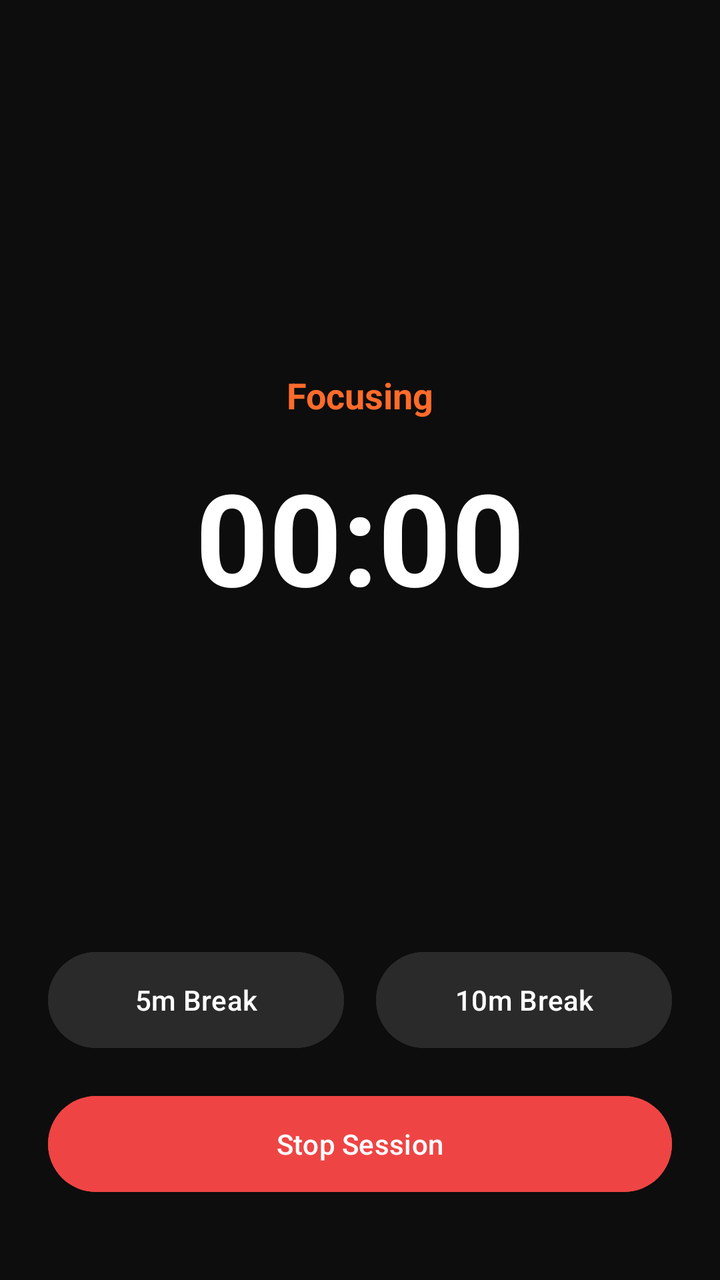
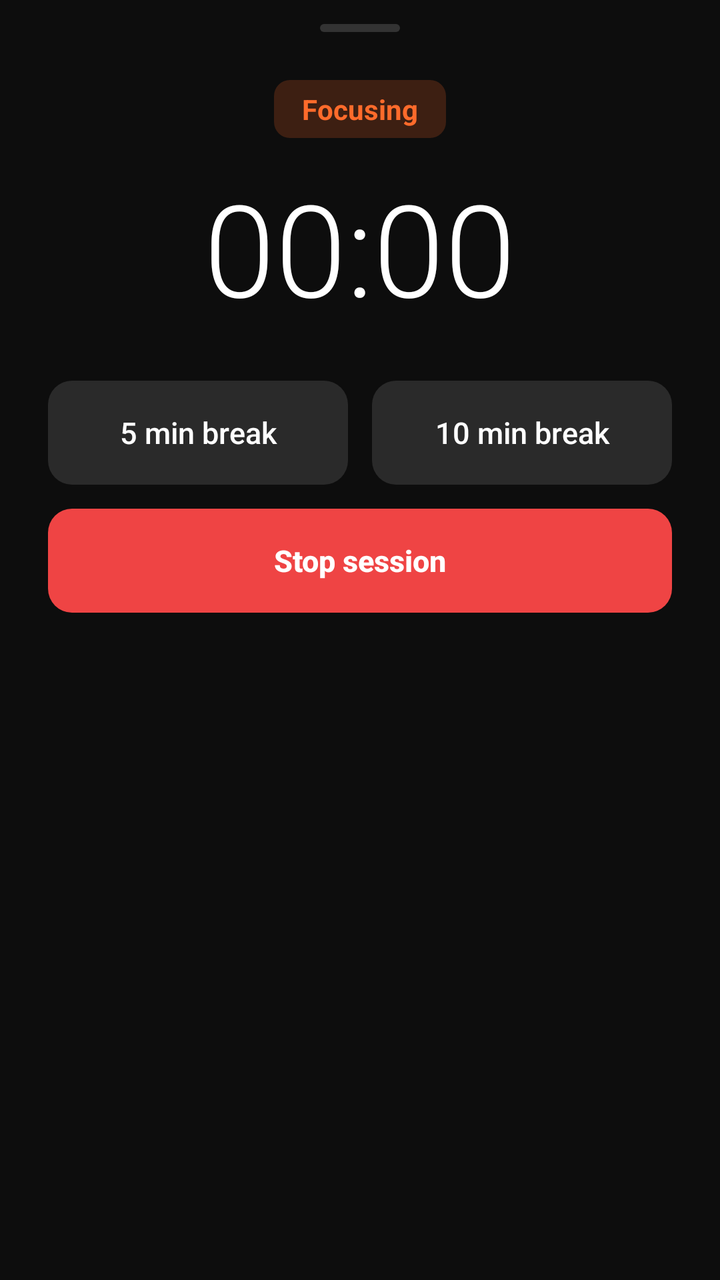

Compare the two renders of this Android layout. The source of the first and the diff that turns it into the second are given below.
<!-- AndroidManifest.xml: application theme Theme.Tether -->
<!-- res/layout/fragment_timer_control.xml -->
<?xml version="1.0" encoding="utf-8"?>
<androidx.constraintlayout.widget.ConstraintLayout xmlns:android="http://schemas.android.com/apk/res/android"
    xmlns:app="http://schemas.android.com/apk/res-auto"
    android:layout_width="match_parent"
    android:layout_height="wrap_content"
    android:background="@color/colorBackground"
    android:padding="24dp">

    <TextView
        android:id="@+id/tvPhaseLabel"
        android:layout_width="wrap_content"
        android:layout_height="wrap_content"
        android:text="Focusing"
        android:textColor="@color/colorAccent"
        android:textSize="18sp"
        android:textStyle="bold"
        app:layout_constraintBottom_toTopOf="@+id/tvTimerDisplay"
        app:layout_constraintEnd_toEndOf="parent"
        app:layout_constraintStart_toStartOf="parent"
        app:layout_constraintTop_toTopOf="parent"
        app:layout_constraintVertical_chainStyle="packed" />

    <TextView
        android:id="@+id/tvTimerDisplay"
        android:layout_width="wrap_content"
        android:layout_height="wrap_content"
        android:layout_marginTop="16dp"
        android:text="00:00"
        android:textColor="@color/colorTextPrimary"
        android:textSize="64sp"
        android:textStyle="bold"
        app:layout_constraintBottom_toTopOf="@+id/layoutBreakOptions"
        app:layout_constraintEnd_toEndOf="parent"
        app:layout_constraintStart_toStartOf="parent"
        app:layout_constraintTop_toBottomOf="@+id/tvPhaseLabel" />

    <Button
        android:id="@+id/btnStop"
        android:layout_width="0dp"
        android:layout_height="56dp"
        android:layout_marginBottom="16dp"
        android:backgroundTint="#EF4444"
        android:text="Stop Session"
        android:textColor="@color/colorTextPrimary"
        app:layout_constraintBottom_toBottomOf="parent"
        app:layout_constraintEnd_toEndOf="parent"
        app:layout_constraintStart_toStartOf="parent" />

    <LinearLayout
        android:id="@+id/layoutBreakOptions"
        android:layout_width="match_parent"
        android:layout_height="wrap_content"
        android:layout_marginTop="16dp"
        android:layout_marginBottom="16dp"
        android:orientation="horizontal"
        app:layout_constraintBottom_toTopOf="@+id/btnStop"
        app:layout_constraintEnd_toEndOf="parent"
        app:layout_constraintStart_toStartOf="parent">

        <Button
            android:id="@+id/btnBreak5"
            android:layout_width="0dp"
            android:layout_height="56dp"
            android:layout_marginEnd="8dp"
            android:layout_weight="1"
            android:backgroundTint="@color/elevated"
            android:text="5m Break"
            android:textColor="@color/colorTextPrimary" />

        <Button
            android:id="@+id/btnBreak10"
            android:layout_width="0dp"
            android:layout_height="56dp"
            android:layout_marginStart="8dp"
            android:layout_weight="1"
            android:backgroundTint="@color/elevated"
            android:text="10m Break"
            android:textColor="@color/colorTextPrimary" />
    </LinearLayout>

</androidx.constraintlayout.widget.ConstraintLayout>
<!-- resources referenced by this layout -->
<resources>
  <color name="colorAccent">#FF6B2B</color>
  <color name="colorBackground">#0D0D0D</color>
  <color name="colorTextPrimary">#FFFFFF</color>
  <color name="elevated">#2A2A2A</color>
  <style name="Theme.Tether" parent="Theme.Material3.Dark.NoActionBar">
          
          <item name="android:windowBackground">@color/colorBackground</item>
          <item name="colorPrimary">@color/colorAccent</item>
          <item name="colorSurface">@color/colorSurface</item>
          <item name="colorOnSurface">@color/colorTextPrimary</item>
  
          <item name="android:statusBarColor">@color/colorBackground</item>
          <item name="android:navigationBarColor">@color/colorBackground</item>
      </style>
  <color name="colorSurface">#1A1A1A</color>
</resources>

<!-- the commit's change to res/layout/fragment_timer_control.xml (unified diff, before → after) -->
@@ -1,81 +1,85 @@
 <?xml version="1.0" encoding="utf-8"?>
-<androidx.constraintlayout.widget.ConstraintLayout xmlns:android="http://schemas.android.com/apk/res/android"
-    xmlns:app="http://schemas.android.com/apk/res-auto"
+<LinearLayout xmlns:android="http://schemas.android.com/apk/res/android"
     android:layout_width="match_parent"
     android:layout_height="wrap_content"
-    android:background="@color/colorBackground"
-    android:padding="24dp">
+    android:gravity="center_horizontal"
+    android:orientation="vertical"
+    android:paddingHorizontal="24dp"
+    android:paddingBottom="24dp">
+
+    <View
+        android:layout_width="40dp"
+        android:layout_height="4dp"
+        android:layout_marginTop="12dp"
+        android:background="@drawable/bg_drag_handle" />
 
     <TextView
         android:id="@+id/tvPhaseLabel"
         android:layout_width="wrap_content"
         android:layout_height="wrap_content"
+        android:layout_marginTop="24dp"
+        android:background="@drawable/bg_icon_container_accent"
+        android:paddingHorizontal="14dp"
+        android:paddingVertical="5dp"
         android:text="Focusing"
         android:textColor="@color/colorAccent"
-        android:textSize="18sp"
-        android:textStyle="bold"
-        app:layout_constraintBottom_toTopOf="@+id/tvTimerDisplay"
-        app:layout_constraintEnd_toEndOf="parent"
-        app:layout_constraintStart_toStartOf="parent"
-        app:layout_constraintTop_toTopOf="parent"
-        app:layout_constraintVertical_chainStyle="packed" />
+        android:textSize="14sp"
+        android:textStyle="bold" />
 
     <TextView
         android:id="@+id/tvTimerDisplay"
         android:layout_width="wrap_content"
         android:layout_height="wrap_content"
-        android:layout_marginTop="16dp"
+        android:layout_marginTop="12dp"
+        android:fontFamily="sans-serif-light"
         android:text="00:00"
         android:textColor="@color/colorTextPrimary"
-        android:textSize="64sp"
-        android:textStyle="bold"
-        app:layout_constraintBottom_toTopOf="@+id/layoutBreakOptions"
-        app:layout_constraintEnd_toEndOf="parent"
-        app:layout_constraintStart_toStartOf="parent"
-        app:layout_constraintTop_toBottomOf="@+id/tvPhaseLabel" />
-
-    <Button
-        android:id="@+id/btnStop"
-        android:layout_width="0dp"
-        android:layout_height="56dp"
-        android:layout_marginBottom="16dp"
-        android:backgroundTint="#EF4444"
-        android:text="Stop Session"
-        android:textColor="@color/colorTextPrimary"
-        app:layout_constraintBottom_toBottomOf="parent"
-        app:layout_constraintEnd_toEndOf="parent"
-        app:layout_constraintStart_toStartOf="parent" />
+        android:textSize="64sp" />
 
     <LinearLayout
         android:id="@+id/layoutBreakOptions"
         android:layout_width="match_parent"
         android:layout_height="wrap_content"
-        android:layout_marginTop="16dp"
-        android:layout_marginBottom="16dp"
-        android:orientation="horizontal"
-        app:layout_constraintBottom_toTopOf="@+id/btnStop"
-        app:layout_constraintEnd_toEndOf="parent"
-        app:layout_constraintStart_toStartOf="parent">
+        android:layout_marginTop="24dp"
+        android:orientation="horizontal">
 
-        <Button
+        <android.widget.Button
             android:id="@+id/btnBreak5"
             android:layout_width="0dp"
-            android:layout_height="56dp"
-            android:layout_marginEnd="8dp"
+            android:layout_height="52dp"
+            android:layout_marginEnd="6dp"
             android:layout_weight="1"
-            android:backgroundTint="@color/elevated"
-            android:text="5m Break"
-            android:textColor="@color/colorTextPrimary" />
+            android:background="@drawable/bg_button_secondary"
+            android:stateListAnimator="@null"
+            android:text="5 min break"
+            android:textAllCaps="false"
+            android:textColor="@color/colorTextPrimary"
+            android:textSize="15sp" />
 
-        <Button
+        <android.widget.Button
             android:id="@+id/btnBreak10"
             android:layout_width="0dp"
-            android:layout_height="56dp"
-            android:layout_marginStart="8dp"
+            android:layout_height="52dp"
+            android:layout_marginStart="6dp"
             android:layout_weight="1"
-            android:backgroundTint="@color/elevated"
-            android:text="10m Break"
-            android:textColor="@color/colorTextPrimary" />
+            android:background="@drawable/bg_button_secondary"
+            android:stateListAnimator="@null"
+            android:text="10 min break"
+            android:textAllCaps="false"
+            android:textColor="@color/colorTextPrimary"
+            android:textSize="15sp" />
     </LinearLayout>
 
-</androidx.constraintlayout.widget.ConstraintLayout>
+    <android.widget.Button
+        android:id="@+id/btnStop"
+        android:layout_width="match_parent"
+        android:layout_height="52dp"
+        android:layout_marginTop="12dp"
+        android:background="@drawable/bg_button_danger"
+        android:stateListAnimator="@null"
+        android:text="Stop session"
+        android:textAllCaps="false"
+        android:textColor="@color/colorTextPrimary"
+        android:textSize="15sp"
+        android:textStyle="bold" />
+</LinearLayout>
<!-- resource entries referenced after the edit -->
@@ -3,7 +3,34 @@
   <color name="colorAccent">#FF6B2B</color>
   <color name="colorBackground">#0D0D0D</color>
   <color name="colorTextPrimary">#FFFFFF</color>
-  <color name="elevated">#2A2A2A</color>
+  <!-- drawable bg_button_danger (drawable) -->
+  <?xml version="1.0" encoding="utf-8"?>
+  <shape xmlns:android="http://schemas.android.com/apk/res/android"
+      android:shape="rectangle">
+      <solid android:color="@color/colorDanger" />
+      <corners android:radius="12dp" />
+  </shape>
+  <!-- drawable bg_button_secondary (drawable) -->
+  <?xml version="1.0" encoding="utf-8"?>
+  <shape xmlns:android="http://schemas.android.com/apk/res/android"
+      android:shape="rectangle">
+      <solid android:color="@color/colorElevated" />
+      <corners android:radius="12dp" />
+  </shape>
+  <!-- drawable bg_drag_handle (drawable) -->
+  <?xml version="1.0" encoding="utf-8"?>
+  <shape xmlns:android="http://schemas.android.com/apk/res/android"
+      android:shape="rectangle">
+      <solid android:color="#333333" />
+      <corners android:radius="4dp" />
+  </shape>
+  <!-- drawable bg_icon_container_accent (drawable) -->
+  <?xml version="1.0" encoding="utf-8"?>
+  <shape xmlns:android="http://schemas.android.com/apk/res/android"
+      android:shape="rectangle">
+      <solid android:color="#33FF6B2B" />
+      <corners android:radius="8dp" />
+  </shape>
   <style name="Theme.Tether" parent="Theme.Material3.Dark.NoActionBar">
           
           <item name="android:windowBackground">@color/colorBackground</item>
@@ -14,6 +41,8 @@
           <item name="android:statusBarColor">@color/colorBackground</item>
           <item name="android:navigationBarColor">@color/colorBackground</item>
       </style>
+  <color name="colorDanger">#EF4444</color>
+  <color name="colorElevated">#2A2A2A</color>
   <color name="colorSurface">#1A1A1A</color>
 </resources>
 
